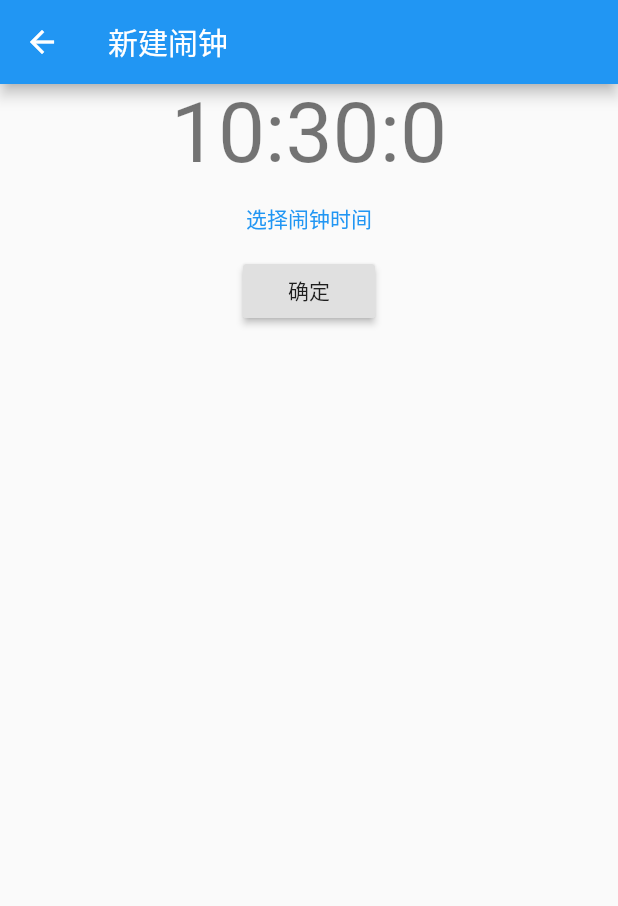
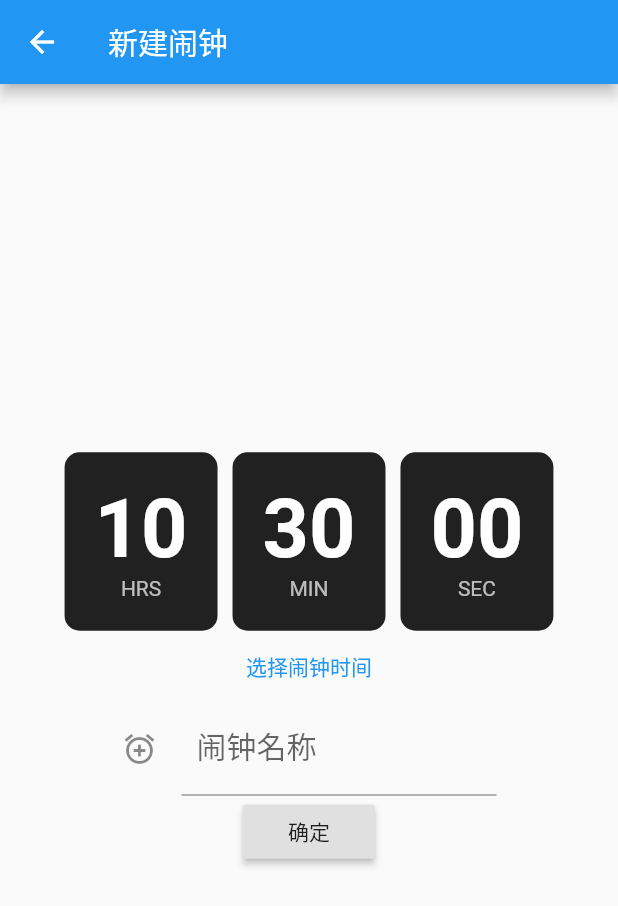
Before and after one commit to kubi-lxd/techtrainingcamp-client-4, a Flutter app: the SecondScreen screen opened directly, on a phone screen of 412 x 824 dp. Shown: the top 906 px of the screen. Run offline on Flutter 3.47's test engine with Material 2 defaults, Android fonts, the phone set to English and light mode, and no system bars; our stand-ins replace flutter_datetime_picker.

Commit message:
fix: update alarm UI

```diff
--- a/lib/myalarm.dart
+++ b/lib/myalarm.dart
@@ -1,6 +1,7 @@
 import 'package:flutter/material.dart';
 // import 'package:android_alarm_manager/android_alarm_manager.dart';
 import 'package:flutter_datetime_picker/flutter_datetime_picker.dart';
+import 'mytimer.dart';
 
 // TODO: This is an empty page.
 class ClockDate {
@@ -9,7 +10,9 @@ class ClockDate {
   var csec;
   bool state;
   var nowtime;
-  ClockDate(this.chour, this.cmin, this.csec, this.state);
+  var description;
+  ClockDate(this.chour, this.cmin, this.csec, this.state, this.description);
+  // ClockDate(this.chour, this.cmin, this.csec, this.state);
 }
 
 List<ClockDate> cdlist = [];
@@ -56,8 +59,8 @@ class MyAlarmPageState extends State<MyAlarm> {
                   builder: (context) => SecondScreen(),
                 )).then((data) {
               setState(() {
-                ClockDate backdata =
-                    new ClockDate(data.chour, data.cmin, data.csec, data.state);
+                ClockDate backdata = new ClockDate(data.chour, data.cmin,
+                    data.csec, data.state, data.description);
                 cdlist.add(backdata);
                 print(backdata.chour);
               });
@@ -110,7 +113,7 @@ class MyAlarmPageState extends State<MyAlarm> {
                 ),
                 Padding(padding: EdgeInsets.only(top: 2)),
                 Text(
-                  'this.data.msgContent',
+                  data.description,
                   maxLines: 1,
                   overflow: TextOverflow.ellipsis,
                   style: TextStyle(
@@ -137,22 +140,43 @@ class SecondScreen extends StatefulWidget {
 class SecondScreenState extends State<SecondScreen> {
   var selectTime = DateTime.now();
   ClockDate cd;
+  TextEditingController alarmNameController = new TextEditingController();
+
   @override
   Widget build(BuildContext context) {
     // TODO: implement build
     print('${this} hashCode=${this.hashCode}');
     cd = new ClockDate(
-        selectTime.hour, selectTime.minute, selectTime.second, true);
+        selectTime.hour, selectTime.minute, selectTime.second, true, '闹钟');
     return Scaffold(
       appBar: AppBar(
         title: Text('新建闹钟'),
       ),
       body: Center(
-        child: Column(children: <Widget>[
-          Text(
-            '${cd.chour}:${cd.cmin}:${cd.csec}',
-            style: Theme.of(context).textTheme.headline2,
+        child: Column(
+          mainAxisSize: MainAxisSize.min,
+          children: <Widget>[
+            Row(
+              mainAxisAlignment: MainAxisAlignment.center,
+              children: <Widget>[
+                CustomTextContainer(
+                  label: 'HRS',
+                  value: cd.chour.toString().padLeft(2, '0'), //padLeft 补占位符
                 ),
+                CustomTextContainer(
+                  label: 'MIN',
+                  value: cd.cmin.toString().padLeft(2, '0'),
+                ),
+                CustomTextContainer(
+                  label: 'SEC',
+                  value: cd.csec.toString().padLeft(2, '0'),
+                ),
+              ],
+            ),
+            // Text(
+            //   '${cd.chour}:${cd.cmin}:${cd.csec}',
+            //   style: Theme.of(context).textTheme.headline2,
+            // ),
             FlatButton(
                 onPressed: () {
                   DatePicker.showTimePicker(context,
@@ -183,13 +207,27 @@ class SecondScreenState extends State<SecondScreen> {
                   '选择闹钟时间',
                   style: TextStyle(color: Colors.blue),
                 )),
+            Container(
+              width: 250,
+              child: TextField(
+                controller: alarmNameController,
+                style: TextStyle(fontSize: 20),
+                decoration: InputDecoration(
+                  contentPadding: EdgeInsets.all(10.0),
+                  icon: Icon(Icons.add_alarm),
+                  labelText: "闹钟名称",
+                ),
+              ),
+            ),
             RaisedButton(
                 child: Text("确定"),
                 onPressed: () {
                   ClockDate dat = cd;
+                  dat.description = alarmNameController.text;
                   Navigator.of(context).pop(dat);
                 }),
-        ]),
+          ],
+        ),
       ),
     );
   }
```
Lines whose indentation alone changed are shown as unchanged.
